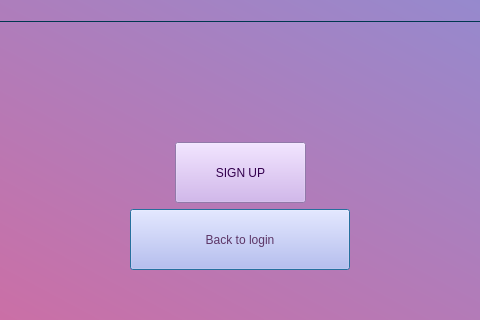
Qt form signup.ui (Biancaa-R/Library-Management-system-GUI) before a commit; both pictures show x 460 to 940 and y 430 to 750 of the 1400 by 750 pixel window.
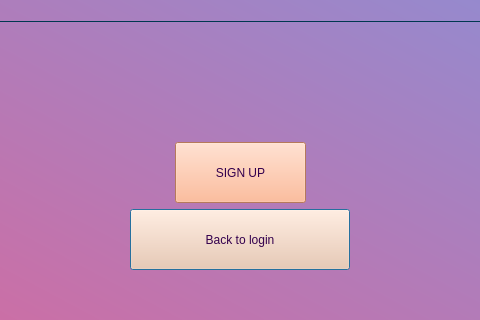
The same form after that commit.

```diff
--- a/signup.ui
+++ b/signup.ui
@@ -140,8 +140,10 @@
             </property>
             <property name="styleSheet">
              <string notr="true">font: 14pt &quot;Calibri&quot;;
-color:rgb(92, 53, 102);
-background-color:rgb(182, 182, 245);
+color:rgb(51, 0, 77);
+background-color: rgb(255, 197, 158);
+
+
 
 
 
@@ -359,7 +361,7 @@
             <property name="styleSheet">
              <string notr="true">font: 18pt &quot;Calibri&quot;;
 color:rgb(51, 0, 77);
-background-color:rgb(203, 169, 236);
+background-color:rgb(255, 170, 127);
 
 </string>
             </property>
```
